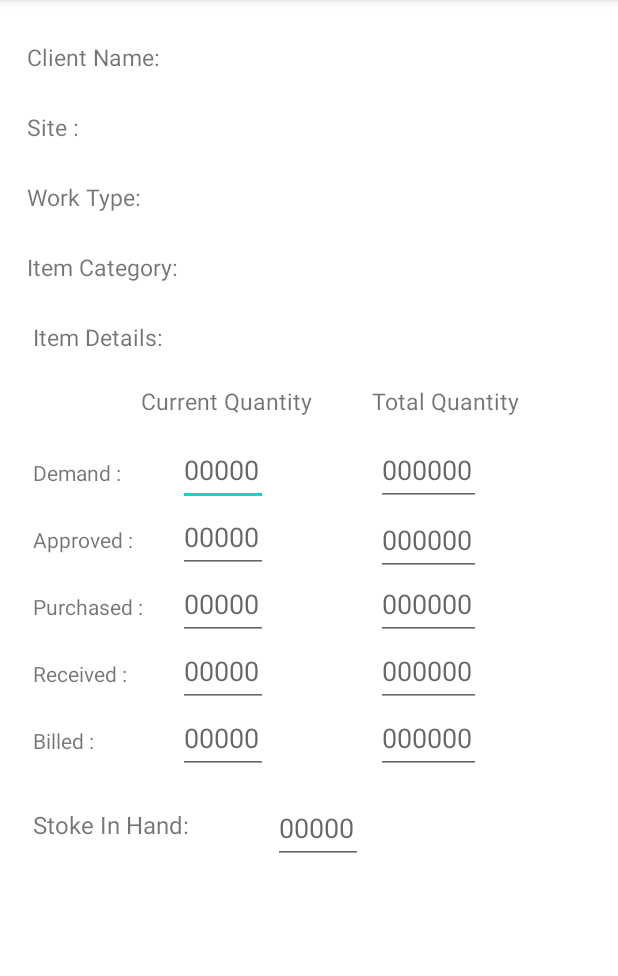
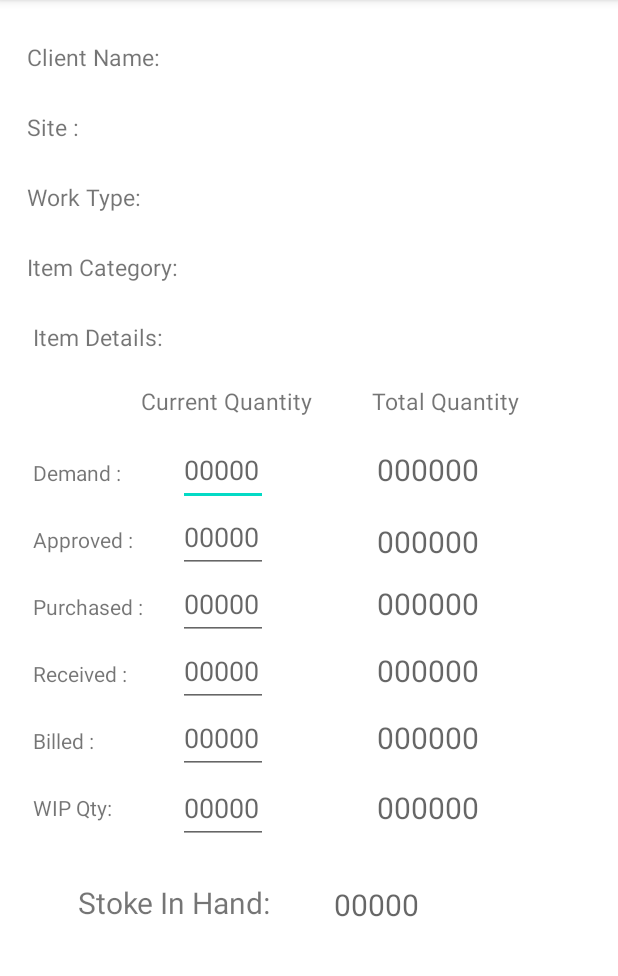
Before and after one commit to bibhugithub02/SKBVerSon1, an Android app: the demandQuantity screen opened directly, with no data from a screen before it, on a phone screen of 412 x 824 dp, the part 84-1060 px from its top. Run offline under Robolectric (Android 15) with nearby library versions, the phone set to English and light mode, and no system bars; Roboto replaces fonts that are not available here.

Commit message:
Add feature for Demand  15th July 2022

```diff
--- a/app/src/main/java/com/example/skbnetwork/HeadOfficeMenu.java
+++ b/app/src/main/java/com/example/skbnetwork/HeadOfficeMenu.java
@@ -47,15 +47,13 @@ public class HeadOfficeMenu extends AppCompatActivity {
             }
         });
 
-
         clientConfiguration.setOnClickListener(new View.OnClickListener() {
             @Override
             public void onClick(View v) {
                 Intent i = new Intent(HeadOfficeMenu.this, AddNewClientToMaster.class);
-                //startActivity(i); ///Demo11072022
+                startActivity(i); ///Demo11072022
             }
         });
-
 
         Quit.setOnClickListener(new View.OnClickListener() {
             @Override
--- a/app/src/main/java/com/example/skbnetwork/SKBMainMenu.java
+++ b/app/src/main/java/com/example/skbnetwork/SKBMainMenu.java
@@ -52,7 +52,7 @@ public class SKBMainMenu extends AppCompatActivity {
             @Override
             public void onClick(View v) {
                 Intent i = new Intent(SKBMainMenu.this, ClientSiteWorkTypeRecyclerView.class);
-                //startActivity(i); ///Demo11072022
+                startActivity(i); ///Demo11072022
             }
         });
 
--- a/app/src/main/java/com/example/skbnetwork/demandQuantity.java
+++ b/app/src/main/java/com/example/skbnetwork/demandQuantity.java
@@ -11,6 +11,7 @@ public class demandQuantity extends AppCompatActivity {
 
     String clientName, siteName, workType, itemName, subItemName;
     TextView sclientName, ssiteName, sworkType, sitemName, ssubItemName;
+    final String program = "Demand";
 
     @Override
     protected void onCreate(Bundle savedInstanceState) {
@@ -38,6 +39,9 @@ public class demandQuantity extends AppCompatActivity {
         sitemName.setText( itemName);
         ssubItemName.setText(subItemName);
 
+        if (program =="Demand"){
+
+        }
 
         Toast.makeText(this, "Code to add Quantity here", Toast.LENGTH_SHORT).show();
     }
--- a/app/src/main/res/layout/activity_demand_quantity.xml
+++ b/app/src/main/res/layout/activity_demand_quantity.xml
@@ -189,11 +189,12 @@
         android:id="@+id/textView51"
         android:layout_width="wrap_content"
         android:layout_height="wrap_content"
-        android:layout_marginTop="35dp"
+        android:layout_marginStart="50dp"
+        android:layout_marginTop="40dp"
         android:text="Stoke In Hand:"
-        android:textSize="16dp"
-        app:layout_constraintStart_toStartOf="@+id/textView50"
-        app:layout_constraintTop_toBottomOf="@+id/textView50" />
+        android:textSize="20dp"
+        app:layout_constraintStart_toStartOf="parent"
+        app:layout_constraintTop_toBottomOf="@+id/textView55" />
 
     <EditText
         android:id="@+id/editTextNumber2"
@@ -234,15 +235,17 @@
         app:layout_constraintTop_toTopOf="@+id/textView50"
         app:layout_constraintVertical_bias="0.576"/>
 
-    <EditText
+    <TextView
         android:id="@+id/editTextNumber5"
         android:layout_width="60dp"
         android:layout_height="wrap_content"
-        android:layout_marginStart="56dp"
+        android:layout_marginStart="40dp"
         android:ems="2"
         android:hint="00000"
         android:inputType="number"
+        android:gravity="center"
         android:minHeight="48dp"
+        android:textSize="20dp"
         app:layout_constraintBottom_toBottomOf="@+id/textView51"
         app:layout_constraintStart_toEndOf="@+id/textView51"
         app:layout_constraintTop_toTopOf="@+id/textView51"
@@ -271,7 +274,7 @@
         app:layout_constraintTop_toTopOf="@+id/textView53"
         app:layout_constraintVertical_bias="0.0" />
 
-    <EditText
+    <TextView
         android:id="@+id/editTextNumber6"
         android:layout_height="wrap_content"
         android:layout_width="70dp"
@@ -280,13 +283,15 @@
         android:hint="000000"
         android:inputType="number"
         android:minHeight="48dp"
+        android:gravity="center"
+        android:textSize="20dp"
         app:layout_constraintVertical_bias="0.576"
         app:layout_constraintBottom_toBottomOf="@+id/editTextNumberPassword"
         app:layout_constraintStart_toEndOf="@+id/editTextNumberPassword"
         app:layout_constraintTop_toTopOf="@+id/editTextNumberPassword"
          />
 
-    <EditText
+    <TextView
         android:id="@+id/editTextNumber7"
         android:layout_width="70dp"
         android:layout_height="wrap_content"
@@ -294,11 +299,14 @@
         android:hint="000000"
         android:inputType="number"
         android:minHeight="48dp"
+        android:gravity="center"
+        android:textSize="20dp"
         app:layout_constraintBottom_toBottomOf="@+id/editTextNumber"
         app:layout_constraintStart_toStartOf="@+id/editTextNumber6"
-        app:layout_constraintTop_toBottomOf="@+id/editTextNumberPassword" />
+        app:layout_constraintTop_toBottomOf="@+id/editTextNumberPassword"
+        app:layout_constraintVertical_bias="0.0" />
 
-    <EditText
+    <TextView
         android:id="@+id/editTextNumber8"
         android:layout_width="70dp"
         android:layout_height="wrap_content"
@@ -306,12 +314,14 @@
         android:hint="000000"
         android:inputType="number"
         android:minHeight="48dp"
+        android:gravity="center"
+        android:textSize="20dp"
         app:layout_constraintBottom_toBottomOf="@+id/editTextNumber2"
         app:layout_constraintStart_toStartOf="@+id/editTextNumber7"
         app:layout_constraintTop_toTopOf="@+id/editTextNumber2"
         app:layout_constraintVertical_bias="0.576" />
 
-    <EditText
+    <TextView
         android:id="@+id/editTextNumber9"
         android:layout_width="70dp"
         android:layout_height="wrap_content"
@@ -319,23 +329,63 @@
         android:hint="000000"
         android:inputType="number"
         android:minHeight="48dp"
+        android:gravity="center"
+        android:textSize="20dp"
         app:layout_constraintBottom_toBottomOf="@+id/editTextNumber3"
         app:layout_constraintStart_toStartOf="@+id/editTextNumber8"
         app:layout_constraintTop_toTopOf="@+id/editTextNumber3"
         app:layout_constraintVertical_bias="0.576" />
 
-    <EditText
+    <TextView
         android:id="@+id/editTextNumber10"
         android:layout_width="70dp"
         android:layout_height="wrap_content"
         android:ems="2"
+        android:gravity="center"
         android:hint="000000"
         android:inputType="number"
         android:minHeight="48dp"
+        android:textSize="20dp"
         app:layout_constraintBottom_toBottomOf="@+id/editTextNumber4"
         app:layout_constraintStart_toStartOf="@+id/editTextNumber9"
         app:layout_constraintTop_toTopOf="@+id/editTextNumber4"
-        app:layout_constraintVertical_bias="0.576" />
+        app:layout_constraintVertical_bias="0.0" />
+
+    <TextView
+        android:id="@+id/textView55"
+        android:layout_width="wrap_content"
+        android:layout_height="wrap_content"
+        android:layout_marginTop="25dp"
+        android:text="WIP Qty:"
+        app:layout_constraintStart_toStartOf="@+id/textView50"
+        app:layout_constraintTop_toBottomOf="@+id/textView50" />
+
+    <EditText
+        android:id="@+id/editTextNumber11"
+        android:layout_width="60dp"
+        android:layout_height="wrap_content"
+        android:ems="2"
+        android:hint="00000"
+        android:inputType="number"
+        android:minHeight="48dp"
+        app:layout_constraintBottom_toBottomOf="@+id/textView55"
+        app:layout_constraintStart_toStartOf="@+id/editTextNumber4"
+        app:layout_constraintTop_toTopOf="@+id/textView55" />
+
+    <TextView
+        android:id="@+id/textView56"
+        android:layout_width="70dp"
+        android:layout_height="wrap_content"
+        android:ems="2"
+        android:gravity="center"
+        android:hint="000000"
+        android:inputType="number"
+        android:minHeight="48dp"
+        android:textSize="20dp"
+        app:layout_constraintBottom_toBottomOf="@+id/editTextNumber11"
+        app:layout_constraintStart_toStartOf="@+id/editTextNumber10"
+        app:layout_constraintTop_toTopOf="@+id/editTextNumber11"
+        app:layout_constraintVertical_bias="0.517" />
 
 
 </androidx.constraintlayout.widget.ConstraintLayout>
```
Also changed, not shown: app/src/main/java/com/example/skbnetwork/ModelClientSiteWorkTypeItemSubItemQuantityMaster.java (added, +233 -0 lines), app/src/main/java/com/example/skbnetwork/MyAdopterForaddSubCategoryItems.java (+129 -9 lines).
